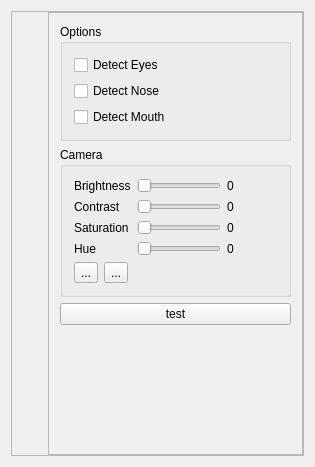
RinatB2017/mega_GIT, file Qt/MyBot/src/WebCamera/src/ui/webcamera.ui: the form before one commit.
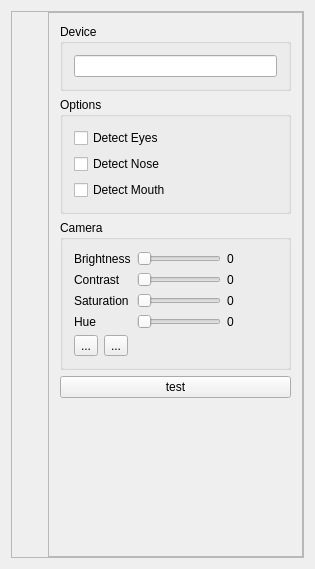
The form after the commit. Custom widgets are drawn as their Qt base class.

```diff
--- a/Qt/MyBot/src/WebCamera/src/ui/webcamera.ui
+++ b/Qt/MyBot/src/WebCamera/src/ui/webcamera.ui
@@ -7,7 +7,7 @@
     <x>0</x>
     <y>0</y>
     <width>315</width>
-    <height>467</height>
+    <height>569</height>
    </rect>
   </property>
   <property name="windowTitle">
@@ -67,6 +67,18 @@
            <enum>QFrame::Raised</enum>
           </property>
           <layout class="QVBoxLayout" name="verticalLayout_4">
+           <item>
+            <widget class="QGroupBox" name="groupBox_3">
+             <property name="title">
+              <string>Device</string>
+             </property>
+             <layout class="QVBoxLayout" name="verticalLayout_5">
+              <item>
+               <widget class="QLineEdit" name="le_device"/>
+              </item>
+             </layout>
+            </widget>
+           </item>
            <item>
             <widget class="QGroupBox" name="groupBox">
              <property name="title">
```
